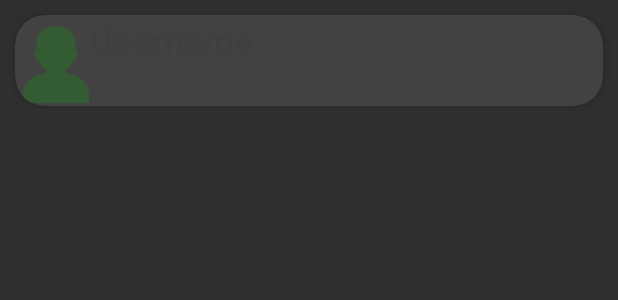
After one commit to herrsechs/GLexamples, an Android app: the layout contact_item.xml on its own in the app's theme, with its tools: preview values and no code run, on a phone screen of 412 x 824 dp. The commit adds this screen. Shown: the top 300 px of the screen. Run offline under Robolectric (Android 15) with nearby library versions, the phone set to English and light mode, and no system bars.

Commit message:
Add Contact List

```diff
--- a/app/build.gradle
+++ b/app/build.gradle
@@ -21,5 +21,7 @@ android {
 
 dependencies {
     compile fileTree(dir: 'libs', include: ['*.jar'])
+    compile 'com.android.support:recyclerview-v7:23.0.1'
+    compile 'com.android.support:cardview-v7:23.0.1'
     compile 'com.android.support:appcompat-v7:23.0.1'
 }
--- a/app/src/main/AndroidManifest.xml
+++ b/app/src/main/AndroidManifest.xml
@@ -1,6 +1,9 @@
 <?xml version="1.0" encoding="utf-8"?>
 <manifest xmlns:android="http://schemas.android.com/apk/res/android"
     package="opengl.glexamples" >
+    <!-- Permission for Reading Contacts-->
+    <uses-permission android:name="android.permission.READ_CONTACTS" />
+
     <application
         android:allowBackup="true"
         android:icon="@mipmap/ic_launcher"
@@ -19,6 +22,7 @@
         <activity android:name=".glActivity.IDCardActivity"/>
         <activity android:name=".glActivity.CreateIDCardActivity"/>
         <activity android:name=".glActivity.SkyBoxActivity"/>
+        <activity android:name=".glActivity.DisplayContactActivity"/>
     </application>
 
 
--- a/app/src/main/java/opengl/glexamples/adapter/ContactItemAdapter.java
+++ b/app/src/main/java/opengl/glexamples/adapter/ContactItemAdapter.java
@@ -1,4 +1,4 @@
-package tongji.sse.namecard1.adapter;
+package opengl.glexamples.adapter;
 
 import android.content.ContentResolver;
 import android.content.Context;
@@ -21,7 +21,7 @@ import android.widget.TextView;
 
 import java.util.ArrayList;
 
-import tongji.sse.namecard1.R;
+import opengl.glexamples.R;
 
 /**
  * Created by Angel on 15/12/16.
@@ -93,7 +93,7 @@ public class ContactItemAdapter extends RecyclerView.Adapter<ContactItemAdapter.
             }
             while(phones.moveToNext()) {
                 String email = emails.getString(emailIndex);
-                Log.i(TAG, email);
+                Log.i(TAG,email);
             }
         }
         cursor.close();
--- a/app/src/main/res/layout/activity_main.xml
+++ b/app/src/main/res/layout/activity_main.xml
@@ -26,4 +26,9 @@
         android:layout_height="wrap_content"
         android:id="@+id/sky_box"
         android:text="天空盒场景"/>
+    <Button
+        android:layout_width="match_parent"
+        android:layout_height="wrap_content"
+        android:id="@+id/contact_list"
+        android:text="联系人"/>
 </LinearLayout>
--- /dev/null
+++ b/app/src/main/res/layout/contact_item.xml
@@ -0,0 +1,63 @@
+<?xml version="1.0" encoding="utf-8"?>
+<android.support.v7.widget.CardView
+    xmlns:android="http://schemas.android.com/apk/res/android"
+    xmlns:card_view="http://schemas.android.com/apk/res-auto"
+    android:layout_width="match_parent"
+    android:layout_height="wrap_content"
+    android:layout_margin="10dp"
+    card_view:cardCornerRadius="20sp"
+    card_view:cardElevation="5sp">
+
+    <!--<TextView android:id="@+id/sectionTextView"-->
+        <!--android:layout_width="fill_parent"-->
+        <!--android:paddingLeft="8dip"-->
+        <!--android:layout_marginBottom="3dip"-->
+        <!--android:layout_height="wrap_content"-->
+        <!--android:text="A"-->
+        <!--android:textStyle="bold"-->
+        <!--android:textSize="18sp"-->
+        <!--android:textColor="#ffffff"-->
+        <!--android:background="#496491"-->
+        <!--android:visibility="gone"-->
+        <!--/>-->
+
+    <RelativeLayout xmlns:android="http://schemas.android.com/apk/res/android"
+        android:layout_width="fill_parent"
+        android:layout_height="wrap_content"
+        android:id="@+id/infoRowContainer"
+        >
+
+        <ImageView
+            xmlns:android="http://schemas.android.com/apk/res/android"
+            android:id="@+id/userImg"
+            android:layout_width="44dip"
+            android:layout_height="wrap_content"
+            android:layout_alignParentLeft="true"
+            android:layout_alignParentTop="true"
+            android:layout_marginLeft="5dip"
+            android:layout_marginTop="5dip"
+            android:contentDescription="image"
+            android:focusable="false"
+            android:scaleType="fitCenter"
+            android:src="@drawable/user"
+            android:visibility="visible" />
+
+        <TextView
+            android:id="@+id/nameView"
+            android:layout_width="wrap_content"
+            android:layout_height="wrap_content"
+            android:layout_alignParentTop="true"
+            android:layout_toRightOf="@id/userImg"
+            android:textStyle="bold"
+            android:textSize="24sp"
+            android:text="Username"
+            android:layout_alignParentLeft="false"
+            android:layout_alignParentBottom="false"
+            android:layout_alignParentRight="false"
+            android:layout_alignWithParentIfMissing="false"
+            android:textColor="#404040" />
+
+
+    </RelativeLayout>
+
+</android.support.v7.widget.CardView>
--- a/app/src/main/res/values/dimens.xml
+++ b/app/src/main/res/values/dimens.xml
@@ -1,5 +1,8 @@
 <resources>
     <!-- Default screen margins, per the Android Design guidelines. -->
+    <dimen name="actionbar_height">48dip</dimen>
+    <dimen name="actionbar_item_height">48dip</dimen>
+    <dimen name="actionbar_item_width">48dip</dimen>
     <dimen name="activity_horizontal_margin">16dp</dimen>
     <dimen name="activity_vertical_margin">16dp</dimen>
 </resources>
--- a/app/src/main/res/values/strings.xml
+++ b/app/src/main/res/values/strings.xml
@@ -3,4 +3,8 @@
 
     <string name="hello_world">Hello world!</string>
     <string name="action_settings">Settings</string>
+    <string name="button_getContact">Get Contact</string>
+    title_activity_display_message
+    <string name="title_activity_display_message">Display Contact</string>
+    <string name="searchTxt">Search...</string>
 </resources>
```
Also changed, not shown: app/src/main/java/opengl/glexamples/MainActivity.java (+12 -0 lines), app/src/main/java/opengl/glexamples/glActivity/DisplayContactActivity.java (added, +66 -0 lines), app/src/main/res/drawable/actionbar_background.xml (added, +22 -0 lines), app/src/main/res/layout/layout_display_contact.xml (added, +84 -0 lines), app/src/main/res/values/attrs.xml (added, +21 -0 lines), app/src/main/res/values/colors.xml (added, +23 -0 lines), app/src/main/res/values/styles.xml (+31 -2 lines), app/src/main/res/drawable/search.png (added), app/src/main/res/drawable/user.png (added), 1 other file.
